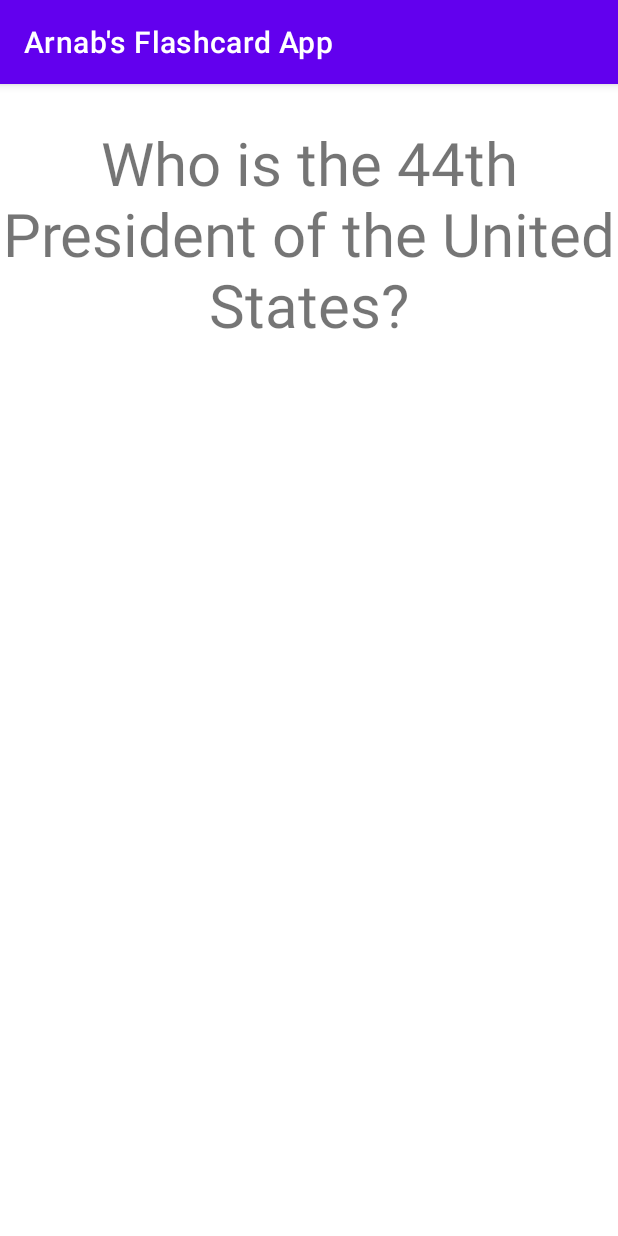
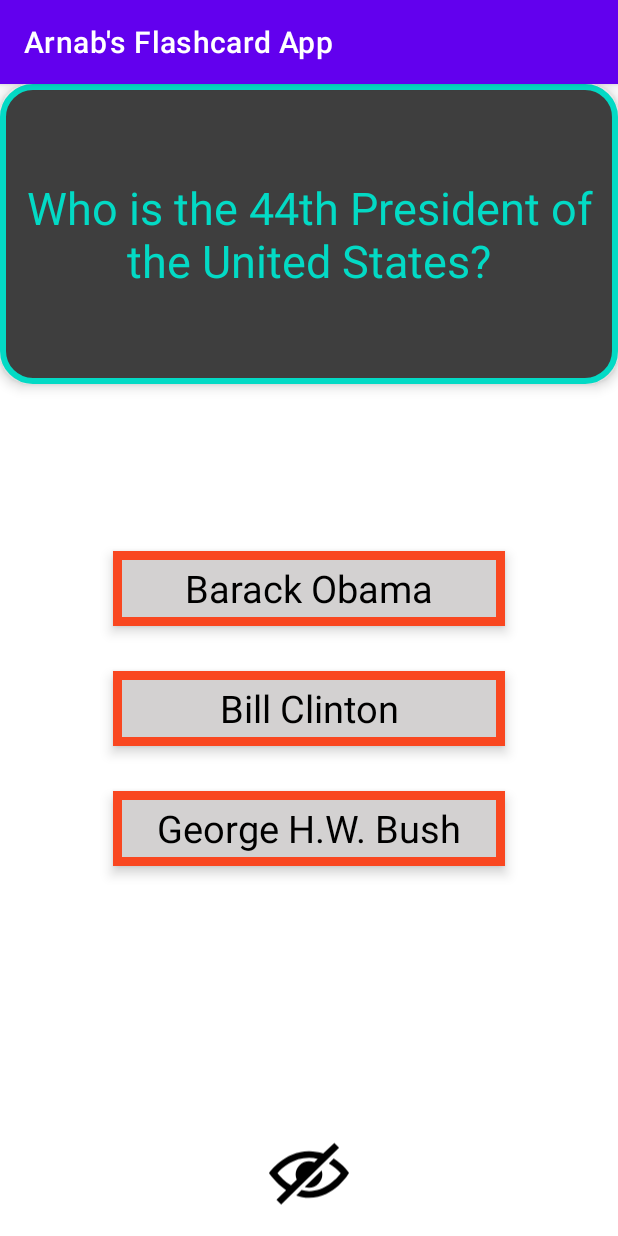
Before and after one commit to ADAS2024/Lab4, an Android app: the screen it shows after launch (MainActivity), on a phone screen of 412 x 824 dp. Run offline under Robolectric (Android 15) with nearby library versions, the phone set to English and light mode, and no system bars.

Commit message:
Updated commit

```diff
--- a/app/src/main/java/com/example/arnabsflashcardapp/MainActivity.java
+++ b/app/src/main/java/com/example/arnabsflashcardapp/MainActivity.java
@@ -2,28 +2,95 @@ package com.example.arnabsflashcardapp;
 
 import androidx.appcompat.app.AppCompatActivity;
 
+import android.annotation.SuppressLint;
 import android.os.Bundle;
 import android.view.View;
+import android.widget.CompoundButton;
 import android.widget.ImageView;
-import android.widget.RelativeLayout;
 import android.widget.TextView;
-
-import dalvik.annotation.TestTargetClass;
+import android.widget.ToggleButton;
 
 public class MainActivity extends AppCompatActivity {
+    boolean isShowingAnswers = true;
 
     @Override
     protected void onCreate(Bundle savedInstanceState) {
         super.onCreate(savedInstanceState);
         setContentView(R.layout.activity_main);
 
+
         TextView flashcardquestion = findViewById(R.id.flashcard_question);
         TextView flashcardanswer = findViewById(R.id.flashcard_answer);
+        TextView flashcardanswer1 = findViewById(R.id.flashcard_answer1);
+        TextView flashcardanswer2 = findViewById(R.id.flashcard_answer2);
+        TextView flashcardanswer3 = findViewById(R.id.flashcard_answer3);
+        ImageView eyebutton =  ((ImageView) findViewById(R.id.toggle_choices_visibility));
+
+
         flashcardquestion.setOnClickListener(new View.OnClickListener() {
             @Override
             public void onClick(View v) {
                 flashcardquestion.setVisibility(View.INVISIBLE);
                 flashcardanswer.setVisibility(View.VISIBLE);
+
+            }
+        });
+
+        flashcardanswer.setOnClickListener(new View.OnClickListener() {
+            @Override
+            public void onClick(View v) {
+                flashcardquestion.setVisibility(View.VISIBLE);
+                flashcardanswer.setVisibility(View.INVISIBLE);
+            }
+        });
+
+        flashcardanswer1.setOnClickListener(new View.OnClickListener() {
+            @Override
+            public void onClick(View v) {
+                flashcardanswer1.setBackgroundColor(getResources().getColor(R.color.green, null));
+            }
+        });
+
+        flashcardanswer2.setOnClickListener(new View.OnClickListener() {
+            @Override
+            public void onClick(View v) {
+                flashcardanswer1.setBackgroundColor(getResources().getColor(R.color.green, null));
+                flashcardanswer2.setBackgroundColor(getResources().getColor(R.color.red, null));
+            }
+        });
+
+
+        flashcardanswer3.setOnClickListener(new View.OnClickListener() {
+            @Override
+            public void onClick(View v) {
+                flashcardanswer3.setBackgroundColor(getResources().getColor(R.color.red, null));
+                flashcardanswer1.setBackgroundColor(getResources().getColor(R.color.green,null));
+            }
+        });
+
+
+        eyebutton.setOnClickListener(new View.OnClickListener() {
+            @Override
+            public void onClick(View v) {
+                eyebutton.setImageResource(R.drawable.hide_icon);
+                if (isShowingAnswers) {
+                    flashcardanswer1.setVisibility(View.VISIBLE);
+                    flashcardanswer2.setVisibility(View.VISIBLE);
+                    flashcardanswer3.setVisibility(View.VISIBLE);
+                    eyebutton.setImageResource(R.drawable.hide_icon);
+                    isShowingAnswers = false;
+                } else if (!isShowingAnswers) {
+                    flashcardanswer1.setVisibility(View.INVISIBLE);
+                    flashcardanswer2.setVisibility(View.INVISIBLE);
+                    flashcardanswer3.setVisibility(View.INVISIBLE);
+                    eyebutton.setImageResource(R.drawable.show_icon);
+                    isShowingAnswers = true;
+
+
+
+
+
+                }
             }
         });
     }
--- /dev/null
+++ b/app/src/main/res/drawable/card_background.xml
@@ -0,0 +1,8 @@
+<?xml version="1.0" encoding="utf-8"?>
+
+<shape xmlns:android="http://schemas.android.com/apk/res/android"
+    android:shape="rectangle">
+    <corners android:radius="20dp" />
+    <stroke android:color="@color/teal_200" android:width="4dp" />
+    <solid android:color="#3E3E3E" />
+</shape>
--- /dev/null
+++ b/app/src/main/res/drawable/card_background_answer.xml
@@ -0,0 +1,7 @@
+<?xml version="1.0" encoding="utf-8"?>
+
+<shape xmlns:android="http://schemas.android.com/apk/res/android"
+    android:shape="rectangle">
+    <stroke android:color="#F94720" android:width="6dp" />
+    <solid android:color="#D3D1D1" />
+</shape>
--- /dev/null
+++ b/app/src/main/res/drawable/card_backgroundanswer1.xml
@@ -0,0 +1,7 @@
+<?xml version="1.0" encoding="utf-8"?>
+<shape xmlns:android="http://schemas.android.com/apk/res/android"
+    android:shape="rectangle">
+    <corners android:radius="20dp" />
+    <stroke android:color="#F94720" android:width="6dp" />
+    <solid android:color="#D3D1D1" />
+</shape>
--- /dev/null
+++ b/app/src/main/res/drawable/hide_icon.xml
@@ -0,0 +1,9 @@
+<vector xmlns:android="http://schemas.android.com/apk/res/android"
+    android:width="24dp"
+    android:height="24dp"
+    android:viewportWidth="24"
+    android:viewportHeight="24">
+  <path
+      android:fillColor="#FF000000"
+      android:pathData="M19.604,2.562l-3.346,3.137c-1.27,-0.428 -2.686,-0.699 -4.243,-0.699 -7.569,0 -12.015,6.551 -12.015,6.551s1.928,2.951 5.146,5.138l-2.911,2.909 1.414,1.414 17.37,-17.035 -1.415,-1.415zM13.588,8.341c-3.288,-1.453 -6.681,1.908 -5.265,5.206l-1.726,1.707c-1.814,-1.16 -3.225,-2.65 -4.06,-3.66 1.493,-1.648 4.817,-4.594 9.478,-4.594 0.927,0 1.796,0.119 2.61,0.315l-1.037,1.026zM10.705,15.772l5.09,-4.993c1.017,3.111 -2.003,6.067 -5.09,4.993zM24,11.551s-4.252,7.449 -11.985,7.449c-1.379,0 -2.662,-0.291 -3.851,-0.737l1.614,-1.583c0.715,0.193 1.458,0.32 2.237,0.32 4.791,0 8.104,-3.527 9.504,-5.364 -0.729,-0.822 -1.956,-1.99 -3.587,-2.952l1.489,-1.46c2.982,1.9 4.579,4.327 4.579,4.327z"/>
+</vector>
--- /dev/null
+++ b/app/src/main/res/drawable/show_icon.xml
@@ -0,0 +1,9 @@
+<vector xmlns:android="http://schemas.android.com/apk/res/android"
+    android:width="24dp"
+    android:height="24dp"
+    android:viewportWidth="24"
+    android:viewportHeight="24">
+  <path
+      android:fillColor="#FF000000"
+      android:pathData="M12.015,7c4.751,0 8.063,3.012 9.504,4.636 -1.401,1.837 -4.713,5.364 -9.504,5.364 -4.42,0 -7.93,-3.536 -9.478,-5.407 1.493,-1.647 4.817,-4.593 9.478,-4.593zM12.015,5c-7.569,0 -12.015,6.551 -12.015,6.551s4.835,7.449 12.015,7.449c7.733,0 11.985,-7.449 11.985,-7.449s-4.291,-6.551 -11.985,-6.551zM12,8c-2.21,0 -4,1.791 -4,4s1.79,4 4,4c2.209,0 4,-1.791 4,-4s-1.791,-4 -4,-4zM11.996,11.999c-0.564,0.564 -1.479,0.564 -2.044,0s-0.565,-1.48 0,-2.044c0.564,-0.564 1.479,-0.564 2.044,0s0.565,1.479 0,2.044z"/>
+</vector>
--- a/app/src/main/res/layout/activity_main.xml
+++ b/app/src/main/res/layout/activity_main.xml
@@ -7,18 +7,78 @@
     tools:context=".MainActivity" >
 
     <TextView
+
+        android:textColor="@color/teal_200"
+        android:background="@drawable/card_background"
+        android:elevation="5dp"
         android:id="@+id/flashcard_question"
         android:layout_width="match_parent"
         android:layout_height="200dp"
         android:gravity="center"
         android:text="Who is the 44th President of the United States?"
-        android:textSize="40sp"/>
+        android:textSize="30sp"/>
     <TextView
         android:id="@+id/flashcard_answer"
         android:layout_width="match_parent"
         android:layout_height="200dp"
+        android:visibility="invisible"
         android:gravity="center"
+        android:background="@drawable/card_backgroundanswer1"
+        android:elevation="5dp"
         android:text="Barack Obama"
-        android:visibility = "invisible"
-        android:textSize="40sp" />
+        android:textColor="@color/black"
+        android:textSize="30sp" />
+
+
+    <TextView
+        android:id="@+id/flashcard_answer1"
+        android:layout_width="261dp"
+        android:layout_height="50dp"
+        android:layout_below="@id/flashcard_question"
+        android:layout_centerHorizontal="true"
+        android:layout_marginTop="111dp"
+        android:layout_marginEnd="75dp"
+        android:background="@drawable/card_background_answer"
+        android:elevation="5dp"
+        android:text="Barack Obama"
+        android:gravity="center"
+        android:textColor="@color/black"
+        android:textSize="25sp" />
+
+    <TextView
+        android:id="@+id/flashcard_answer2"
+        android:layout_width="261dp"
+        android:layout_height="50dp"
+        android:elevation="5dp"
+        android:layout_below="@id/flashcard_answer1"
+        android:layout_marginTop="30dp"
+        android:background="@drawable/card_background_answer"
+        android:text="Bill Clinton"
+        android:layout_centerHorizontal="true"
+        android:gravity="center"
+        android:textColor="@color/black"
+        android:textSize="25sp" />
+
+    <TextView
+        android:id="@+id/flashcard_answer3"
+        android:layout_width="261dp"
+        android:layout_height="50dp"
+        android:elevation="5dp"
+        android:layout_below="@id/flashcard_answer2"
+        android:layout_centerHorizontal="true"
+        android:layout_marginTop="30dp"
+        android:background="@drawable/card_background_answer"
+        android:gravity="center"
+        android:text="George H.W. Bush"
+        android:textColor="@color/black"
+        android:textSize="25sp" />
+
+    <ImageView
+        android:id="@+id/toggle_choices_visibility"
+        android:layout_width="53dp"
+        android:layout_height="82dp"
+        android:layout_alignParentBottom="true"
+        android:layout_centerHorizontal="true"
+        android:src="@drawable/hide_icon" />
+
 </RelativeLayout>
--- a/app/src/main/res/values/colors.xml
+++ b/app/src/main/res/values/colors.xml
@@ -7,4 +7,6 @@
     <color name="teal_700">#FF018786</color>
     <color name="black">#FF000000</color>
     <color name="white">#FFFFFFFF</color>
+    <color name="green">#10F106</color>
+    <color name="red">#F11806</color>
 </resources>
```
